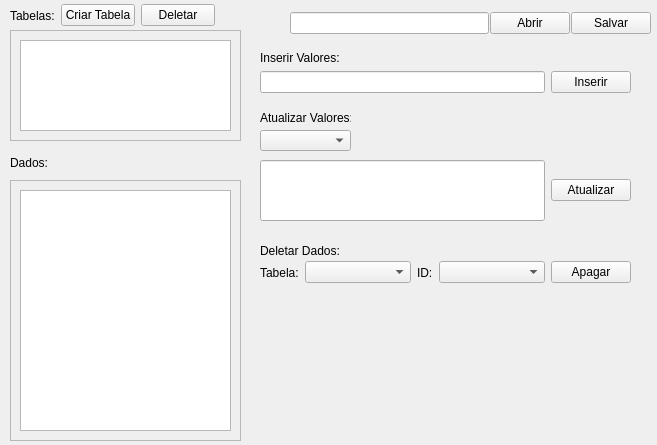
First picture: the form in Gerenciador de Banco de Dados/Design/gerenciador.ui, repository j-victor-silva/projetos_python, before the edit.
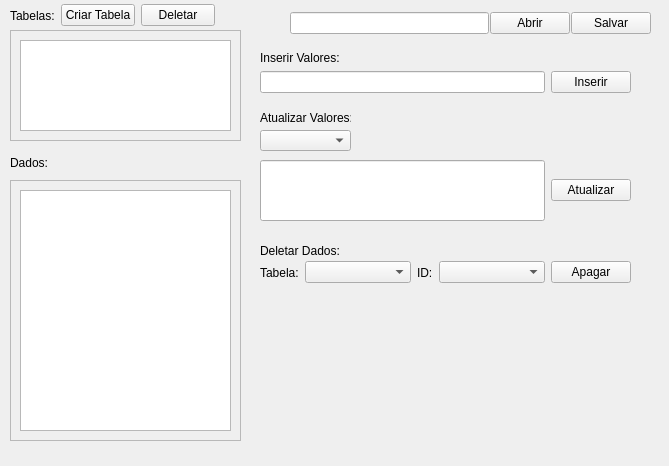
Second picture: the form after the edit.

Diff of the .ui file:
```diff
--- a/Gerenciador de Banco de Dados/Design/gerenciador.ui
+++ b/Gerenciador de Banco de Dados/Design/gerenciador.ui
@@ -6,10 +6,22 @@
    <rect>
     <x>0</x>
     <y>0</y>
-    <width>657</width>
-    <height>445</height>
+    <width>669</width>
+    <height>466</height>
    </rect>
   </property>
+  <property name="minimumSize">
+   <size>
+    <width>669</width>
+    <height>466</height>
+   </size>
+  </property>
+  <property name="maximumSize">
+   <size>
+    <width>669</width>
+    <height>466</height>
+   </size>
+  </property>
   <property name="windowTitle">
    <string>MainWindow</string>
   </property>
```
Left out of the diff: 23 changed lines with no effect on the pictures.
